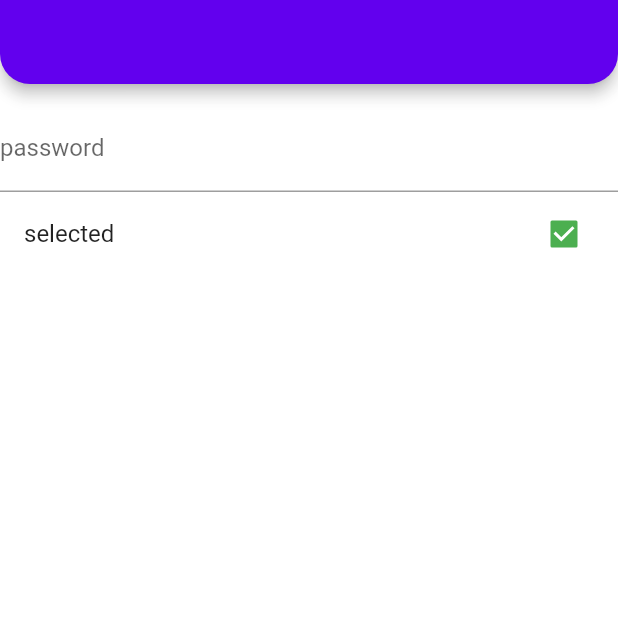
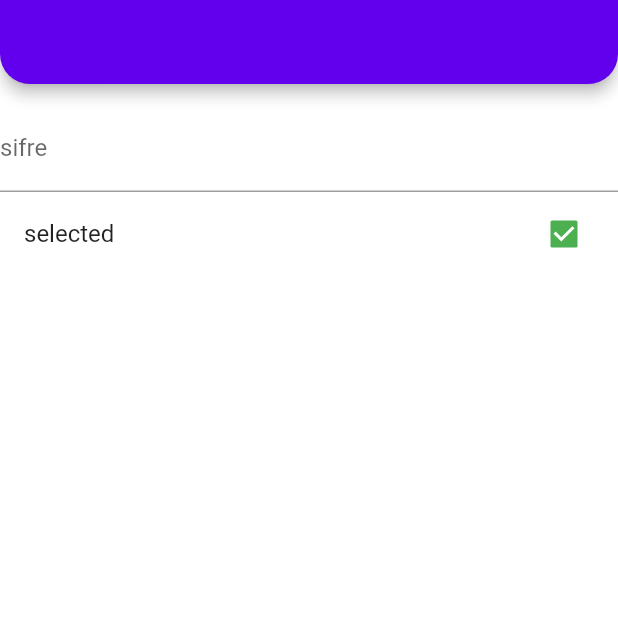
Before and after one commit to yusufulusahin/Flutter-Course, a Flutter app: the screen it shows after launch, on a phone screen of 412 x 824 dp, the top half of it. Run offline on Flutter 3.47's test engine with Material 2 defaults, Android fonts, the phone set to English and light mode, and no system bars; our stand-ins replace dio, flutter_spinkit.

Commit message:
hint text degisti

```diff
--- a/lib/demos/password_texfield.dart
+++ b/lib/demos/password_texfield.dart
@@ -23,8 +23,7 @@ class _PasswordTextFieldState extends State<PasswordTextField> {
       obscuringCharacter: '#',
       autofillHints: [AutofillHints.password],
       keyboardType: TextInputType.visiblePassword,
-      decoration:
-          InputDecoration(hintText: 'password', suffix: _onVisibility()),
+      decoration: InputDecoration(hintText: 'sifre', suffix: _onVisibility()),
     );
   }
 
```
